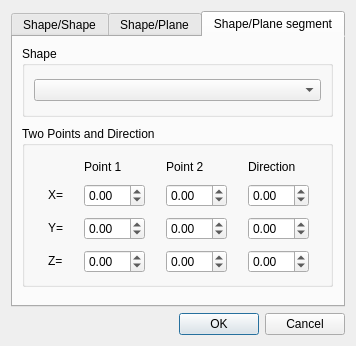
The window that TIGLViewer/src/TIGLViewerShapeIntersectionDialog.ui (DLR-SC/tigl) describes before a commit, drawn with Qt 5.
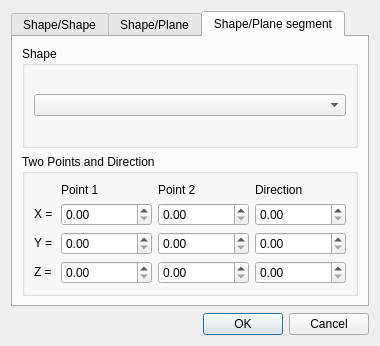
The same window after the commit.

Commit message:
Add sketch for tiglIntersectWithPlaneSegment
This commit adds an sketch to the documentation of the API function. Also: Style corrections, fixed UI resizing behavior and a different (hopefully better) way of symmetrically combining two hashes.

addresses #216

What changed in the file:
```diff
--- a/TIGLViewer/src/TIGLViewerShapeIntersectionDialog.ui
+++ b/TIGLViewer/src/TIGLViewerShapeIntersectionDialog.ui
@@ -6,15 +6,15 @@
    <rect>
     <x>0</x>
     <y>0</y>
-    <width>356</width>
+    <width>380</width>
     <height>346</height>
    </rect>
   </property>
   <property name="windowTitle">
    <string>Define intersection</string>
   </property>
-  <layout class="QVBoxLayout" name="verticalLayout">
-   <item>
+  <layout class="QGridLayout" name="gridLayout_2">
+   <item row="0" column="0">
     <widget class="QTabWidget" name="TabView">
      <property name="sizePolicy">
       <sizepolicy hsizetype="Preferred" vsizetype="Preferred">
@@ -190,155 +190,79 @@
       <attribute name="title">
        <string>Shape/Plane segment</string>
       </attribute>
+      <layout class="QVBoxLayout" name="verticalLayout_7">
+       <item>
       <widget class="QGroupBox" name="groupBox_5">
-       <property name="geometry">
-        <rect>
-         <x>9</x>
-         <y>9</y>
-         <width>311</width>
-         <height>71</height>
-        </rect>
-       </property>
        <property name="title">
         <string>Shape</string>
        </property>
-       <layout class="QHBoxLayout" name="horizontalLayout">
+         <layout class="QVBoxLayout" name="verticalLayout_8">
         <item>
          <widget class="QComboBox" name="shapeComboS"/>
         </item>
        </layout>
       </widget>
+       </item>
+       <item>
       <widget class="QGroupBox" name="groupBox_6">
-       <property name="geometry">
-        <rect>
-         <x>9</x>
-         <y>89</y>
-         <width>311</width>
-         <height>161</height>
-        </rect>
-       </property>
        <property name="title">
         <string>Two Points and Direction</string>
        </property>
-       <widget class="QWidget" name="layoutWidget">
-        <property name="geometry">
-         <rect>
-          <x>11</x>
-          <y>30</y>
-          <width>291</width>
-          <height>121</height>
-         </rect>
-        </property>
-        <layout class="QGridLayout" name="gridLayout_4">
-         <item row="0" column="1">
-          <widget class="QLabel" name="label_23">
-           <property name="sizePolicy">
-            <sizepolicy hsizetype="Maximum" vsizetype="Maximum">
-             <horstretch>0</horstretch>
-             <verstretch>0</verstretch>
-            </sizepolicy>
-           </property>
-           <property name="text">
-            <string>Point 1</string>
-           </property>
-          </widget>
-         </item>
-         <item row="0" column="2">
-          <widget class="QLabel" name="label_24">
-           <property name="sizePolicy">
-            <sizepolicy hsizetype="Maximum" vsizetype="Maximum">
-             <horstretch>0</horstretch>
-             <verstretch>0</verstretch>
-            </sizepolicy>
-           </property>
-           <property name="text">
-            <string>Point 2</string>
-           </property>
-          </widget>
-         </item>
-         <item row="0" column="3">
-          <widget class="QLabel" name="label_26">
-           <property name="sizePolicy">
-            <sizepolicy hsizetype="Maximum" vsizetype="Maximum">
-             <horstretch>0</horstretch>
-             <verstretch>0</verstretch>
-            </sizepolicy>
-           </property>
+         <layout class="QGridLayout" name="gridLayout_3">
+          <item row="0" column="4">
+           <widget class="QLabel" name="label_3">
            <property name="text">
             <string>Direction</string>
            </property>
           </widget>
          </item>
-         <item row="1" column="0">
-          <widget class="QLabel" name="label_9">
-           <property name="sizePolicy">
-            <sizepolicy hsizetype="Maximum" vsizetype="Maximum">
-             <horstretch>0</horstretch>
-             <verstretch>0</verstretch>
-            </sizepolicy>
-           </property>
+          <item row="0" column="3">
+           <widget class="QLabel" name="label">
            <property name="text">
-            <string>X=</string>
+             <string>Point 2</string>
            </property>
           </widget>
          </item>
-         <item row="1" column="1">
-          <widget class="QDoubleSpinBox" name="p1xSB">
-           <property name="minimum">
-            <double>-99.000000000000000</double>
-           </property>
-          </widget>
-         </item>
-         <item row="1" column="2">
-          <widget class="QDoubleSpinBox" name="p2xSB">
-           <property name="minimum">
-            <double>-99.000000000000000</double>
+          <item row="0" column="1">
+           <widget class="QLabel" name="label_2">
+            <property name="text">
+             <string>Point 1</string>
            </property>
           </widget>
          </item>
          <item row="1" column="3">
-          <widget class="QDoubleSpinBox" name="wxSB">
-           <property name="minimum">
-            <double>-99.000000000000000</double>
-           </property>
-          </widget>
-         </item>
-         <item row="2" column="0">
-          <widget class="QLabel" name="label_22">
-           <property name="sizePolicy">
-            <sizepolicy hsizetype="Maximum" vsizetype="Maximum">
-             <horstretch>0</horstretch>
-             <verstretch>0</verstretch>
-            </sizepolicy>
-           </property>
-           <property name="text">
-            <string>Y=</string>
-           </property>
-          </widget>
+           <widget class="QDoubleSpinBox" name="p2xSB"/>
+          </item>
+          <item row="1" column="1">
+           <widget class="QDoubleSpinBox" name="p1xSB"/>
+          </item>
+          <item row="1" column="4">
+           <widget class="QDoubleSpinBox" name="wxSB"/>
          </item>
          <item row="2" column="1">
-          <widget class="QDoubleSpinBox" name="p1ySB">
-           <property name="minimum">
-            <double>-99.000000000000000</double>
-           </property>
-          </widget>
-         </item>
-         <item row="2" column="2">
-          <widget class="QDoubleSpinBox" name="p2ySB">
-           <property name="minimum">
-            <double>-99.000000000000000</double>
-           </property>
-          </widget>
+           <widget class="QDoubleSpinBox" name="p1ySB"/>
          </item>
          <item row="2" column="3">
-          <widget class="QDoubleSpinBox" name="wySB">
-           <property name="minimum">
-            <double>-99.000000000000000</double>
+           <widget class="QDoubleSpinBox" name="p2ySB"/>
+          </item>
+          <item row="2" column="0">
+           <widget class="QLabel" name="label_10">
+            <property name="sizePolicy">
+             <sizepolicy hsizetype="Maximum" vsizetype="Maximum">
+              <horstretch>0</horstretch>
+              <verstretch>0</verstretch>
+             </sizepolicy>
+            </property>
+            <property name="text">
+             <string>Y =</string>
            </property>
           </widget>
          </item>
-         <item row="3" column="0">
-          <widget class="QLabel" name="label_25">
+          <item row="2" column="4">
+           <widget class="QDoubleSpinBox" name="wySB"/>
+          </item>
+          <item row="1" column="0">
+           <widget class="QLabel" name="label_9">
            <property name="sizePolicy">
             <sizepolicy hsizetype="Maximum" vsizetype="Maximum">
              <horstretch>0</horstretch>
@@ -346,38 +270,40 @@
             </sizepolicy>
            </property>
            <property name="text">
-            <string>Z=</string>
+             <string>X =</string>
            </property>
           </widget>
          </item>
          <item row="3" column="1">
-          <widget class="QDoubleSpinBox" name="p1zSB">
-           <property name="minimum">
-            <double>-99.000000000000000</double>
-           </property>
-          </widget>
-         </item>
-         <item row="3" column="2">
-          <widget class="QDoubleSpinBox" name="p2zSB">
-           <property name="minimum">
-            <double>-99.000000000000000</double>
-           </property>
-          </widget>
+           <widget class="QDoubleSpinBox" name="p1zSB"/>
          </item>
          <item row="3" column="3">
-          <widget class="QDoubleSpinBox" name="wzSB">
-           <property name="minimum">
-            <double>-99.000000000000000</double>
-           </property>
+           <widget class="QDoubleSpinBox" name="p2zSB"/>
+          </item>
+          <item row="3" column="4">
+           <widget class="QDoubleSpinBox" name="wzSB"/>
+          </item>
+          <item row="3" column="0">
+           <widget class="QLabel" name="label_11">
+            <property name="sizePolicy">
+             <sizepolicy hsizetype="Maximum" vsizetype="Maximum">
+              <horstretch>0</horstretch>
+              <verstretch>0</verstretch>
+             </sizepolicy>
+            </property>
+            <property name="text">
+             <string>Z = </string>
+            </property>
           </widget>
          </item>
         </layout>
        </widget>
-      </widget>
-     </widget>
-    </widget>
+       </item>
+      </layout>
+     </widget>
+    </widget>
    </item>
-   <item>
+   <item row="1" column="0">
     <widget class="QDialogButtonBox" name="buttonBox">
      <property name="orientation">
       <enum>Qt::Horizontal</enum>
```
Left out of the diff: 8 changed lines with no effect on the pictures. Lines whose indentation alone changed are shown as unchanged. The commit also changes 5 other files.
